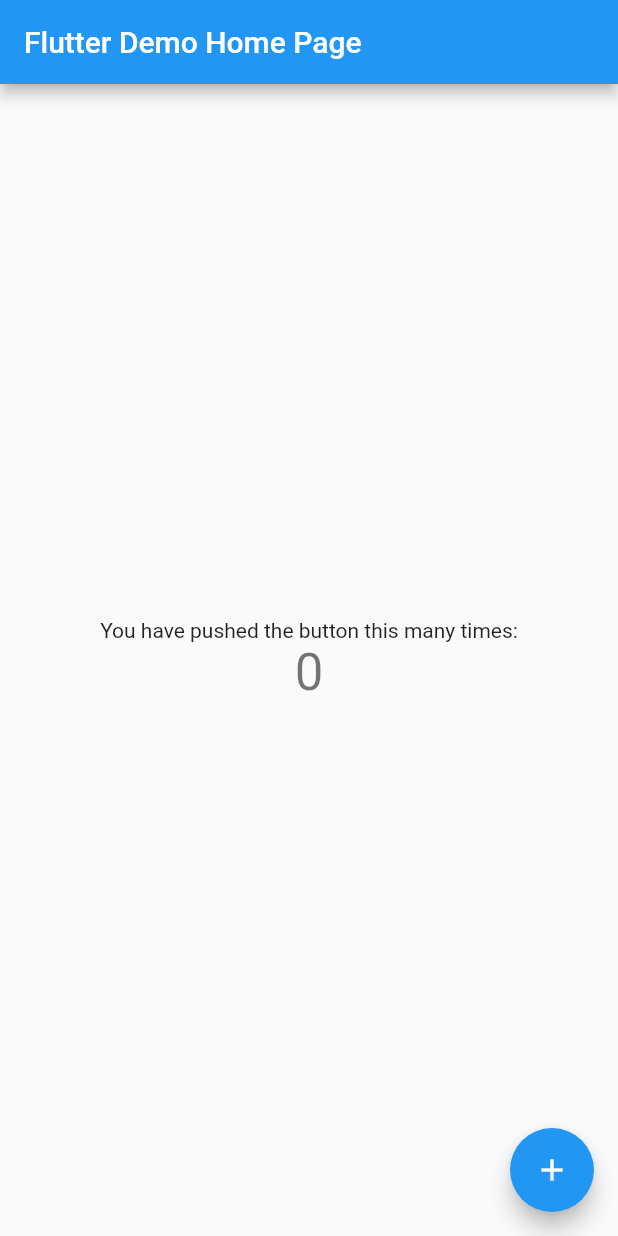
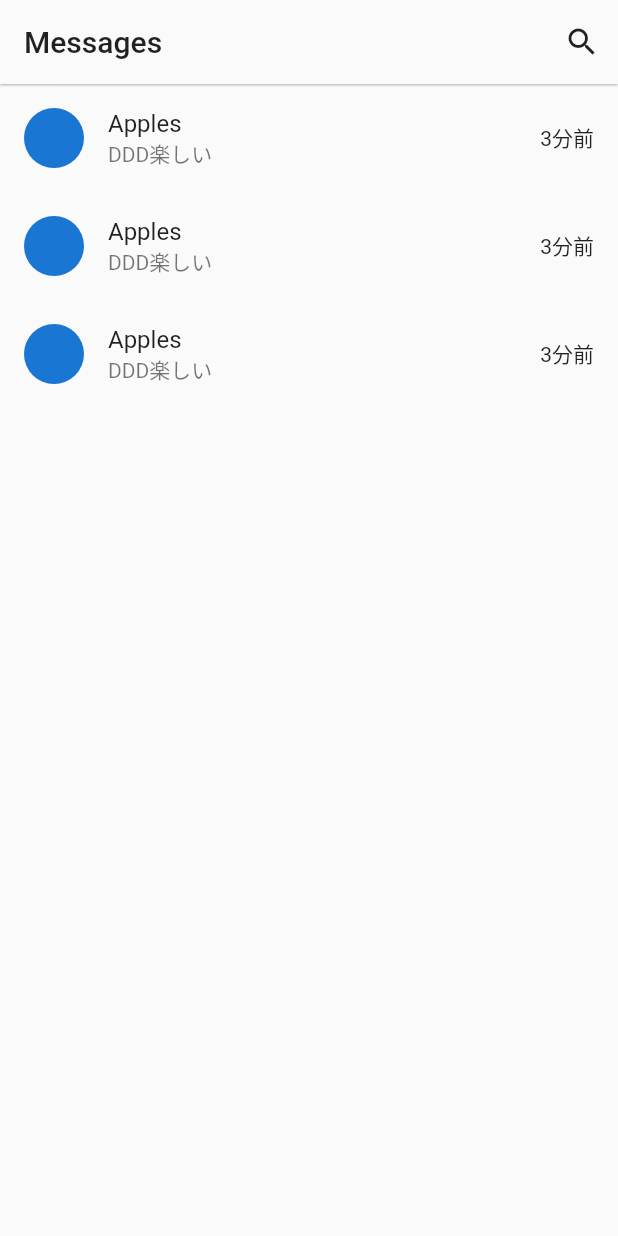
Before and after one commit to shellle/2022DDD, a Flutter app: the screen it shows after launch, on a phone screen of 412 x 824 dp. Run offline on Flutter 3.47's test engine with Material 2 defaults, Android fonts, the phone set to English and light mode, and no system bars.

```diff
--- a/flutter_application/lib/main.dart
+++ b/flutter_application/lib/main.dart
@@ -1,115 +1,59 @@
 import 'package:flutter/material.dart';
 
 void main() {
-  runApp(const MyApp());
+  runApp(MyApp());
 }
 
 class MyApp extends StatelessWidget {
-  const MyApp({super.key});
-
-  // This widget is the root of your application.
   @override
   Widget build(BuildContext context) {
     return MaterialApp(
-      title: 'Flutter Demo',
-      theme: ThemeData(
-        // This is the theme of your application.
-        //
-        // Try running your application with "flutter run". You'll see the
-        // application has a blue toolbar. Then, without quitting the app, try
-        // changing the primarySwatch below to Colors.green and then invoke
-        // "hot reload" (press "r" in the console where you ran "flutter run",
-        // or simply save your changes to "hot reload" in a Flutter IDE).
-        // Notice that the counter didn't reset back to zero; the application
-        // is not restarted.
-        primarySwatch: Colors.blue,
-      ),
-      home: const MyHomePage(title: 'Flutter Demo Home Page'),
+      title: 'DDD2022',
+      home: Chatscreen(),
     );
   }
 }
 
-class MyHomePage extends StatefulWidget {
-  const MyHomePage({super.key, required this.title});
-
-  // This widget is the home page of your application. It is stateful, meaning
-  // that it has a State object (defined below) that contains fields that affect
-  // how it looks.
-
-  // This class is the configuration for the state. It holds the values (in this
-  // case the title) provided by the parent (in this case the App widget) and
-  // used by the build method of the State. Fields in a Widget subclass are
-  // always marked "final".
-
-  final String title;
-
-  @override
-  State<MyHomePage> createState() => _MyHomePageState();
-}
-
-class _MyHomePageState extends State<MyHomePage> {
-  int _counter = 0;
-
-  void _incrementCounter() {
-    setState(() {
-      // This call to setState tells the Flutter framework that something has
-      // changed in this State, which causes it to rerun the build method below
-      // so that the display can reflect the updated values. If we changed
-      // _counter without calling setState(), then the build method would not be
-      // called again, and so nothing would appear to happen.
-      _counter++;
-    });
-  }
-
+class Chatscreen extends StatelessWidget {
   @override
   Widget build(BuildContext context) {
-    // This method is rerun every time setState is called, for instance as done
-    // by the _incrementCounter method above.
-    //
-    // The Flutter framework has been optimized to make rerunning build methods
-    // fast, so that you can just rebuild anything that needs updating rather
-    // than having to individually change instances of widgets.
     return Scaffold(
       appBar: AppBar(
-        // Here we take the value from the MyHomePage object that was created by
-        // the App.build method, and use it to set our appbar title.
-        title: Text(widget.title),
+        backgroundColor: Theme.of(context).canvasColor,
+        elevation: .6,
+        title: Text(
+          'Messages',
+          style: TextStyle(color: Colors.black87),
+        ),
+        actions: <Widget>[
+          IconButton(
+              icon: Icon(Icons.search),
+              color: Colors.black87,
+              onPressed: () {}),
+        ],
       ),
-      body: Center(
-        // Center is a layout widget. It takes a single child and positions it
-        // in the middle of the parent.
-        child: Column(
-          // Column is also a layout widget. It takes a list of children and
-          // arranges them vertically. By default, it sizes itself to fit its
-          // children horizontally, and tries to be as tall as its parent.
-          //
-          // Invoke "debug painting" (press "p" in the console, choose the
-          // "Toggle Debug Paint" action from the Flutter Inspector in Android
-          // Studio, or the "Toggle Debug Paint" command in Visual Studio Code)
-          // to see the wireframe for each widget.
-          //
-          // Column has various properties to control how it sizes itself and
-          // how it positions its children. Here we use mainAxisAlignment to
-          // center the children vertically; the main axis here is the vertical
-          // axis because Columns are vertical (the cross axis would be
-          // horizontal).
-          mainAxisAlignment: MainAxisAlignment.center,
-          children: <Widget>[
-            const Text(
-              'You have pushed the button this many times:',
-            ),
-            Text(
-              '$_counter',
-              style: Theme.of(context).textTheme.headline4,
-            ),
-          ],
-        ),
+      body: SafeArea(
+        child: ListView(children: <Widget>[
+          ListTile(
+            leading: CircleAvatar(),
+            trailing: Text('3分前'),
+            title: Text('Apples'),
+            subtitle: Text('DDD楽しい'),
+          ),
+          ListTile(
+            leading: CircleAvatar(),
+            trailing: Text('3分前'),
+            title: Text('Apples'),
+            subtitle: Text('DDD楽しい'),
+          ),
+          ListTile(
+            leading: CircleAvatar(),
+            trailing: Text('3分前'),
+            title: Text('Apples'),
+            subtitle: Text('DDD楽しい'),
+          ),
+        ]),
       ),
-      floatingActionButton: FloatingActionButton(
-        onPressed: _incrementCounter,
-        tooltip: 'Increment',
-        child: const Icon(Icons.add),
-      ), // This trailing comma makes auto-formatting nicer for build methods.
     );
   }
 }
```
Also changed, not shown: flutter_application/lib/domain.dart (added), 1 other file.
